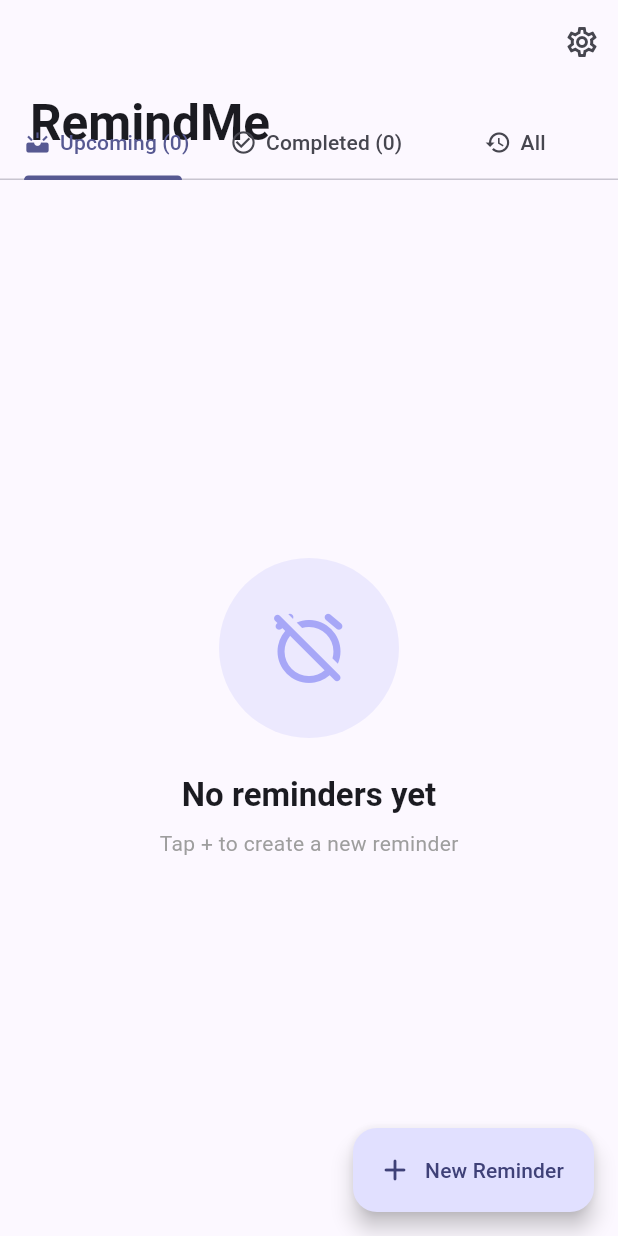
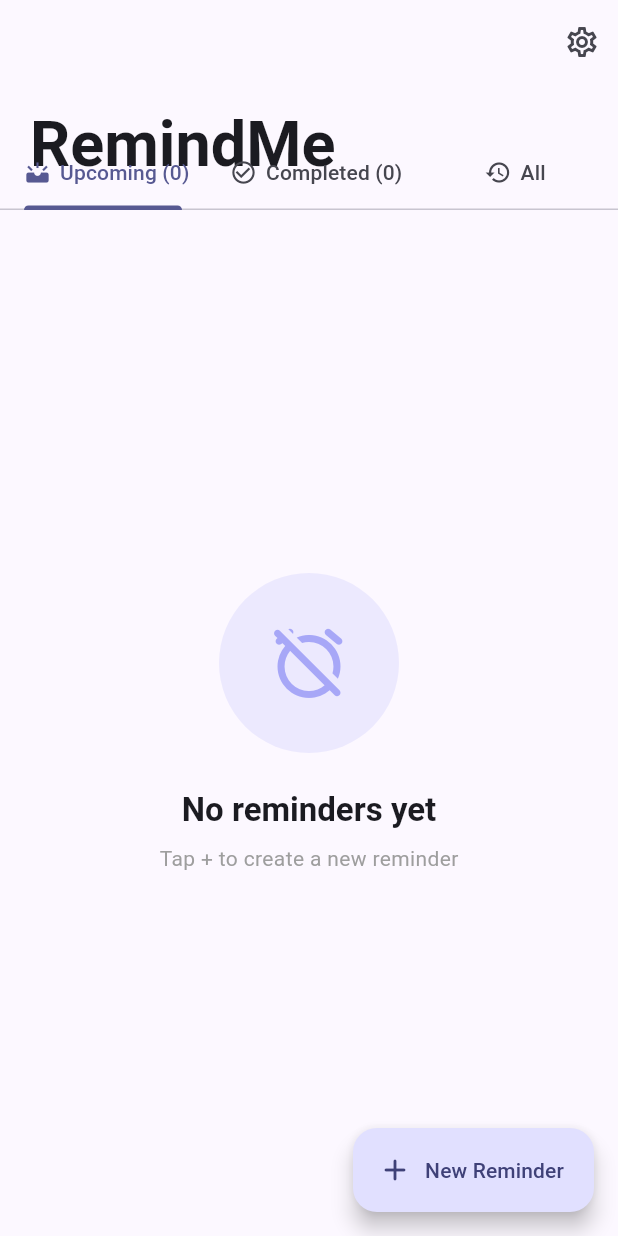
Before and after one commit to guhgcfdjvhgdvjhdgviudgvdukrgrt5ggyg/reminder, a Flutter app: the HomeScreen screen opened directly, on a phone screen of 412 x 824 dp. Run offline on Flutter 3.47's test engine with Material 3 defaults, Android fonts, the phone set to English and light mode, and no system bars; our stand-ins replace flutter_local_notifications, permission_handler, shared_preferences, sqflite, timezone; missing offline and left inert: android_alarm_manager_plus; accounts and stored records are empty.

Commit message:
Fix home screen UI: proper spacing between title and tabs

```diff
--- a/lib/screens/home_screen.dart
+++ b/lib/screens/home_screen.dart
@@ -82,7 +82,7 @@ class _HomeScreenState extends State<HomeScreen>
         headerSliverBuilder: (context, innerBoxIsScrolled) {
           return [
             SliverAppBar(
-              expandedHeight: 120,
+              expandedHeight: 140,
               floating: true,
               pinned: true,
               elevation: 0,
@@ -93,6 +93,7 @@ class _HomeScreenState extends State<HomeScreen>
                   'RemindMe',
                   style: TextStyle(
                     fontWeight: FontWeight.bold,
+                    fontSize: 28,
                     color: Theme.of(context).colorScheme.onSurface,
                   ),
                 ),
```
